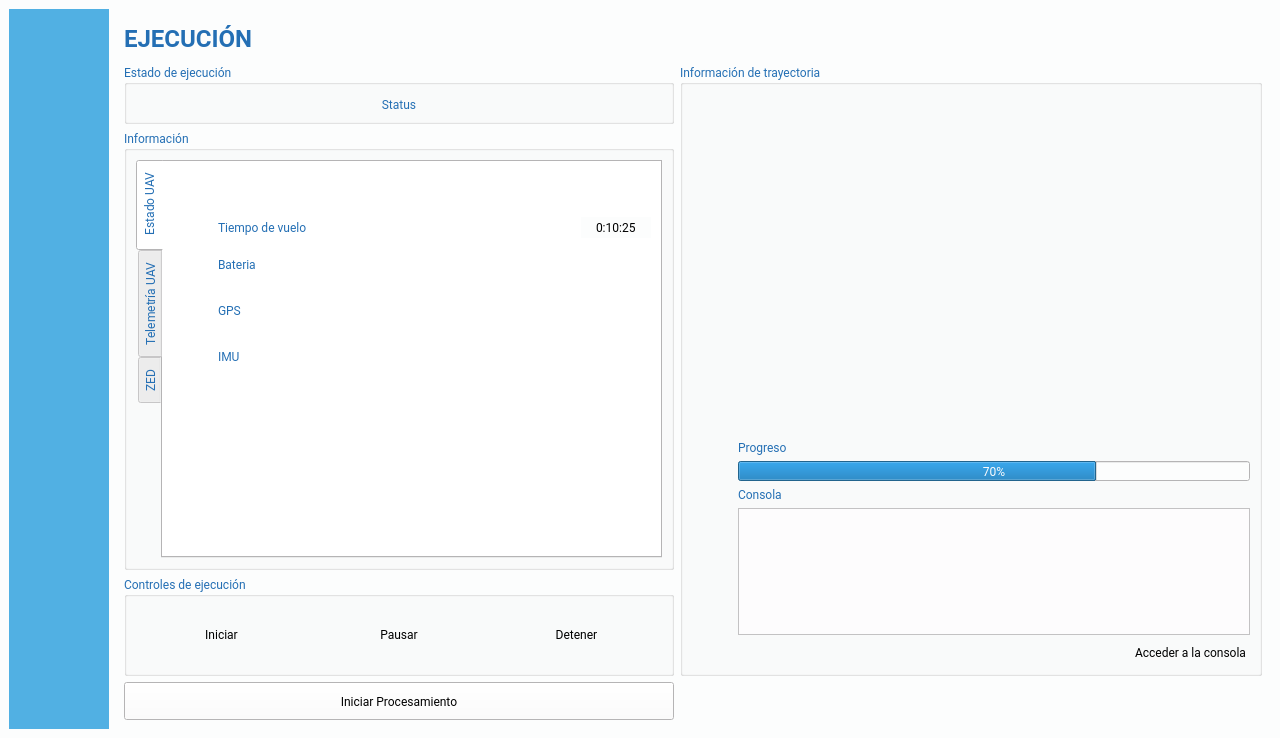
This is GUI_V1/diseño.ui in MateoBarrera/TG_DroneFacade as Qt 5 draws it before an edit. The edited form follows.
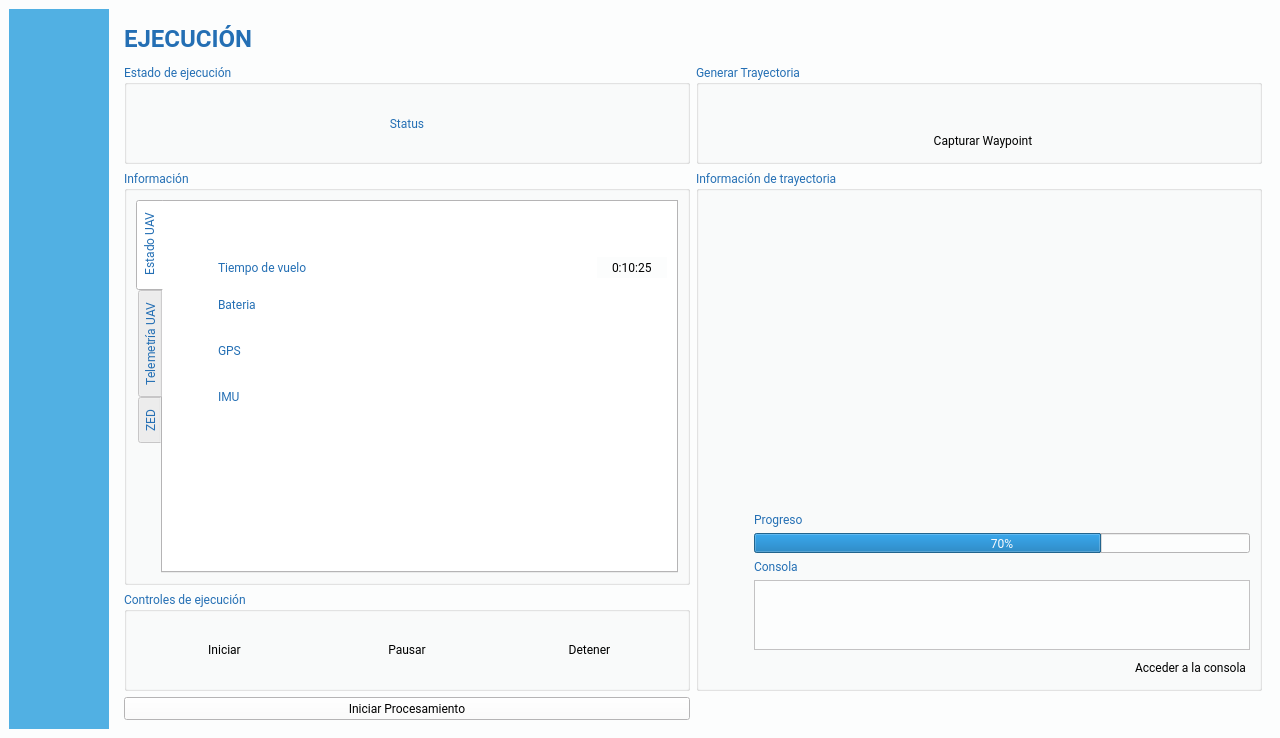
This is the edited form. The open tabs and pages were chosen to show the change. Icons and pictures are not drawn. Custom widgets are drawn as their Qt base class.

What changed in the file:
```diff
--- a/GUI_V1/diseño.ui
+++ b/GUI_V1/diseño.ui
@@ -3551,37 +3551,56 @@
         </widget>
         <widget class="QWidget" name="area1Page3">
          <layout class="QGridLayout" name="gridLayout_15">
-          <item row="0" column="0">
-           <widget class="QLabel" name="label_11">
-            <property name="minimumSize">
-             <size>
-              <width>0</width>
-              <height>40</height>
-             </size>
-            </property>
-            <property name="maximumSize">
-             <size>
-              <width>16777215</width>
-              <height>40</height>
-             </size>
-            </property>
-            <property name="font">
-             <font>
-              <pointsize>18</pointsize>
-              <weight>75</weight>
-              <italic>false</italic>
-              <bold>true</bold>
-             </font>
-            </property>
-            <property name="text">
-             <string>EJECUCIÓN</string>
-            </property>
-            <property name="alignment">
-             <set>Qt::AlignLeading|Qt::AlignLeft|Qt::AlignVCenter</set>
-            </property>
-           </widget>
+          <item row="6" column="1">
+           <layout class="QHBoxLayout" name="horizontalLayout_2">
+            <item>
+             <widget class="QLabel" name="label_10">
+              <property name="text">
+               <string/>
+              </property>
+             </widget>
+            </item>
+            <item>
+             <widget class="QLabel" name="label_17">
+              <property name="maximumSize">
+               <size>
+                <width>40</width>
+                <height>50</height>
+               </size>
+              </property>
+              <property name="text">
+               <string/>
+              </property>
+              <property name="pixmap">
+               <pixmap resource="imagenes.qrc">:/uv/Imagenes/Univalle.svg</pixmap>
+              </property>
+              <property name="scaledContents">
+               <bool>true</bool>
+              </property>
+             </widget>
+            </item>
+            <item>
+             <widget class="QLabel" name="label_2">
+              <property name="maximumSize">
+               <size>
+                <width>120</width>
+                <height>50</height>
+               </size>
+              </property>
+              <property name="text">
+               <string/>
+              </property>
+              <property name="pixmap">
+               <pixmap resource="imagenes.qrc">:/psi/Imagenes/PSI.svg</pixmap>
+              </property>
+              <property name="scaledContents">
+               <bool>true</bool>
+              </property>
+             </widget>
+            </item>
+           </layout>
           </item>
-          <item row="4" column="0" colspan="3">
+          <item row="5" column="0">
            <widget class="QGroupBox" name="groupBox_8">
             <property name="sizePolicy">
              <sizepolicy hsizetype="Expanding" vsizetype="Expanding">
@@ -3601,6 +3620,12 @@
             <layout class="QGridLayout" name="gridLayout_14">
              <item row="0" column="0">
               <widget class="QPushButton" name="ejectplayButton">
+               <property name="sizePolicy">
+                <sizepolicy hsizetype="Minimum" vsizetype="Maximum">
+                 <horstretch>0</horstretch>
+                 <verstretch>0</verstretch>
+                </sizepolicy>
+               </property>
                <property name="text">
                 <string>Iniciar</string>
                </property>
@@ -3621,6 +3646,12 @@
              </item>
              <item row="0" column="1">
               <widget class="QPushButton" name="ejectpausaButton">
+               <property name="sizePolicy">
+                <sizepolicy hsizetype="Minimum" vsizetype="Maximum">
+                 <horstretch>0</horstretch>
+                 <verstretch>0</verstretch>
+                </sizepolicy>
+               </property>
                <property name="text">
                 <string>Pausar</string>
                </property>
@@ -3641,6 +3672,12 @@
              </item>
              <item row="0" column="2">
               <widget class="QPushButton" name="ejectstopButton">
+               <property name="sizePolicy">
+                <sizepolicy hsizetype="Minimum" vsizetype="Maximum">
+                 <horstretch>0</horstretch>
+                 <verstretch>0</verstretch>
+                </sizepolicy>
+               </property>
                <property name="text">
                 <string>Detener</string>
                </property>
@@ -3662,7 +3699,37 @@
             </layout>
            </widget>
           </item>
-          <item row="2" column="0" rowspan="2" colspan="3">
+          <item row="0" column="0" colspan="2">
+           <widget class="QLabel" name="label_11">
+            <property name="minimumSize">
+             <size>
+              <width>0</width>
+              <height>40</height>
+             </size>
+            </property>
+            <property name="maximumSize">
+             <size>
+              <width>16777215</width>
+              <height>40</height>
+             </size>
+            </property>
+            <property name="font">
+             <font>
+              <pointsize>18</pointsize>
+              <weight>75</weight>
+              <italic>false</italic>
+              <bold>true</bold>
+             </font>
+            </property>
+            <property name="text">
+             <string>EJECUCIÓN</string>
+            </property>
+            <property name="alignment">
+             <set>Qt::AlignLeading|Qt::AlignLeft|Qt::AlignVCenter</set>
+            </property>
+           </widget>
+          </item>
+          <item row="3" column="0" rowspan="2">
            <widget class="QGroupBox" name="groupBox_10">
             <property name="sizePolicy">
              <sizepolicy hsizetype="Expanding" vsizetype="Expanding">
@@ -3974,7 +4041,7 @@
             </layout>
            </widget>
           </item>
-          <item row="5" column="0" colspan="3">
+          <item row="6" column="0">
            <widget class="QPushButton" name="procesamientoButton">
             <property name="maximumSize">
              <size>
@@ -3997,56 +4064,136 @@
             </property>
            </widget>
           </item>
-          <item row="5" column="4">
-           <layout class="QHBoxLayout" name="horizontalLayout_2">
-            <item>
-             <widget class="QLabel" name="label_10">
-              <property name="text">
-               <string/>
-              </property>
-             </widget>
-            </item>
-            <item>
-             <widget class="QLabel" name="label_17">
-              <property name="maximumSize">
-               <size>
-                <width>40</width>
-                <height>50</height>
-               </size>
-              </property>
-              <property name="text">
-               <string/>
-              </property>
-              <property name="pixmap">
-               <pixmap resource="imagenes.qrc">:/uv/Imagenes/Univalle.svg</pixmap>
-              </property>
-              <property name="scaledContents">
-               <bool>true</bool>
-              </property>
-             </widget>
-            </item>
-            <item>
-             <widget class="QLabel" name="label_2">
-              <property name="maximumSize">
-               <size>
-                <width>120</width>
-                <height>50</height>
-               </size>
-              </property>
-              <property name="text">
-               <string/>
-              </property>
-              <property name="pixmap">
-               <pixmap resource="imagenes.qrc">:/psi/Imagenes/PSI.svg</pixmap>
-              </property>
-              <property name="scaledContents">
-               <bool>true</bool>
-              </property>
-             </widget>
-            </item>
-           </layout>
+          <item row="2" column="0">
+           <widget class="QGroupBox" name="groupBox_4">
+            <property name="maximumSize">
+             <size>
+              <width>16777215</width>
+              <height>100</height>
+             </size>
+            </property>
+            <property name="title">
+             <string>Estado de ejecución</string>
+            </property>
+            <layout class="QGridLayout" name="gridLayout_17">
+             <item row="0" column="0">
+              <widget class="QLabel" name="ejectstatus">
+               <property name="minimumSize">
+                <size>
+                 <width>0</width>
+                 <height>20</height>
+                </size>
+               </property>
+               <property name="text">
+                <string>Status</string>
+               </property>
+               <property name="alignment">
+                <set>Qt::AlignCenter</set>
+               </property>
+              </widget>
+             </item>
+            </layout>
+           </widget>
           </item>
-          <item row="1" column="4" rowspan="4">
+          <item row="2" column="1">
+           <widget class="QGroupBox" name="groupBox_14">
+            <property name="sizePolicy">
+             <sizepolicy hsizetype="Fixed" vsizetype="Fixed">
+              <horstretch>0</horstretch>
+              <verstretch>0</verstretch>
+             </sizepolicy>
+            </property>
+            <property name="minimumSize">
+             <size>
+              <width>560</width>
+              <height>100</height>
+             </size>
+            </property>
+            <property name="maximumSize">
+             <size>
+              <width>1000</width>
+              <height>120</height>
+             </size>
+            </property>
+            <property name="title">
+             <string>Generar Trayectoria</string>
+            </property>
+            <layout class="QGridLayout" name="gridLayout_23">
+             <item row="0" column="0">
+              <widget class="QLabel" name="label_37">
+               <property name="minimumSize">
+                <size>
+                 <width>40</width>
+                 <height>40</height>
+                </size>
+               </property>
+               <property name="maximumSize">
+                <size>
+                 <width>40</width>
+                 <height>40</height>
+                </size>
+               </property>
+               <property name="text">
+                <string/>
+               </property>
+               <property name="pixmap">
+                <pixmap resource="imagenes.qrc">:/configuracion/Imagenes/PackIconos/configuracion/ic_map.png</pixmap>
+               </property>
+               <property name="scaledContents">
+                <bool>true</bool>
+               </property>
+              </widget>
+             </item>
+             <item row="1" column="3">
+              <widget class="QPushButton" name="ejectCapturarAyuda">
+               <property name="maximumSize">
+                <size>
+                 <width>32</width>
+                 <height>32</height>
+                </size>
+               </property>
+               <property name="text">
+                <string/>
+               </property>
+               <property name="icon">
+                <iconset resource="imagenes.qrc">
+                 <normaloff>:/incio/Imagenes/PackIconos/inicio/ic_help_outline_blue.png</normaloff>:/incio/Imagenes/PackIconos/inicio/ic_help_outline_blue.png</iconset>
+               </property>
+               <property name="iconSize">
+                <size>
+                 <width>24</width>
+                 <height>24</height>
+                </size>
+               </property>
+               <property name="flat">
+                <bool>true</bool>
+               </property>
+              </widget>
+             </item>
+             <item row="1" column="2">
+              <widget class="QPushButton" name="ejectCapturarWP">
+               <property name="text">
+                <string>Capturar Waypoint</string>
+               </property>
+               <property name="icon">
+                <iconset resource="imagenes.qrc">
+                 <normaloff>:/configuracion/Imagenes/PackIconos/configuracion/ic_edit_location.png</normaloff>:/configuracion/Imagenes/PackIconos/configuracion/ic_edit_location.png</iconset>
+               </property>
+               <property name="iconSize">
+                <size>
+                 <width>24</width>
+                 <height>24</height>
+                </size>
+               </property>
+               <property name="flat">
+                <bool>true</bool>
+               </property>
+              </widget>
+             </item>
+            </layout>
+           </widget>
+          </item>
+          <item row="3" column="1" rowspan="3">
            <widget class="QGroupBox" name="groupBox_6">
             <property name="sizePolicy">
              <sizepolicy hsizetype="Expanding" vsizetype="Expanding">
@@ -4062,7 +4209,7 @@
             </property>
             <property name="maximumSize">
              <size>
-              <width>860</width>
+              <width>1000</width>
               <height>16777215</height>
              </size>
             </property>
@@ -4070,6 +4217,13 @@
              <string>Información de trayectoria</string>
             </property>
             <layout class="QGridLayout" name="gridLayout_12">
+             <item row="8" column="1" colspan="3">
+              <widget class="QLabel" name="label_14">
+               <property name="text">
+                <string>Consola</string>
+               </property>
+              </widget>
+             </item>
              <item row="10" column="1">
               <spacer name="horizontalSpacer_7">
                <property name="orientation">
@@ -4083,30 +4237,7 @@
                </property>
               </spacer>
              </item>
-             <item row="9" column="1" colspan="4">
-              <widget class="QScrollArea" name="ejectconsola">
-               <property name="maximumSize">
-                <size>
-                 <width>16777215</width>
-                 <height>200</height>
-                </size>
-               </property>
-               <property name="widgetResizable">
-                <bool>true</bool>
-               </property>
-               <widget class="QWidget" name="scrollAreaWidgetContents_2">
-                <property name="geometry">
-                 <rect>
-                  <x>0</x>
-                  <y>0</y>
-                  <width>508</width>
-                  <height>81</height>
-                 </rect>
-                </property>
-               </widget>
-              </widget>
-             </item>
-             <item row="10" column="2" colspan="3">
+             <item row="10" column="2" colspan="2">
               <widget class="QPushButton" name="pushButton_2">
                <property name="maximumSize">
                 <size>
@@ -4128,32 +4259,7 @@
                </property>
               </widget>
              </item>
-             <item row="0" column="0">
-              <widget class="QLabel" name="label_9">
-               <property name="minimumSize">
-                <size>
-                 <width>40</width>
-                 <height>40</height>
-                </size>
-               </property>
-               <property name="maximumSize">
-                <size>
-                 <width>40</width>
-                 <height>40</height>
-                </size>
-               </property>
-               <property name="text">
-                <string/>
-               </property>
-               <property name="pixmap">
-                <pixmap resource="imagenes.qrc">:/ejecucion/Imagenes/PackIconos/ejecucion/ic_timeline.png</pixmap>
-               </property>
-               <property name="scaledContents">
-                <bool>true</bool>
-               </property>
-              </widget>
-             </item>
-             <item row="0" column="1" rowspan="2" colspan="4">
+             <item row="0" column="1" rowspan="2" colspan="3">
               <widget class="MplWidget" name="ejecttrayectoriaPlot" native="true">
                <property name="minimumSize">
                 <size>
@@ -4166,7 +4272,7 @@
                </property>
               </widget>
              </item>
-             <item row="7" column="1" colspan="4">
+             <item row="7" column="1" colspan="3">
               <widget class="QProgressBar" name="ejectprogressBar">
                <property name="maximumSize">
                 <size>
@@ -4185,51 +4291,41 @@
                </property>
               </widget>
              </item>
-             <item row="6" column="1" colspan="4">
+             <item row="6" column="1" colspan="3">
               <widget class="QLabel" name="label_5">
                <property name="text">
                 <string>Progreso </string>
                </property>
               </widget>
              </item>
-             <item row="8" column="1" colspan="4">
-              <widget class="QLabel" name="label_14">
-               <property name="text">
-                <string>Consola</string>
-               </property>
-              </widget>
-             </item>
-            </layout>
-           </widget>
-          </item>
-          <item row="1" column="0" colspan="3">
-           <widget class="QGroupBox" name="groupBox_4">
-            <property name="maximumSize">
-             <size>
-              <width>16777215</width>
-              <height>60</height>
-             </size>
-            </property>
-            <property name="title">
-             <string>Estado de ejecución</string>
-            </property>
-            <layout class="QGridLayout" name="gridLayout_17">
              <item row="0" column="0">
-              <widget class="QLabel" name="ejectstatus">
+              <widget class="QLabel" name="label_9">
                <property name="minimumSize">
                 <size>
-                 <width>0</width>
-                 <height>20</height>
+                 <width>40</width>
+                 <height>40</height>
+                </size>
+               </property>
+               <property name="maximumSize">
+                <size>
+                 <width>40</width>
+                 <height>40</height>
                 </size>
                </property>
                <property name="text">
-                <string>Status</string>
+                <string/>
                </property>
-               <property name="alignment">
-                <set>Qt::AlignCenter</set>
+               <property name="pixmap">
+                <pixmap resource="imagenes.qrc">:/ejecucion/Imagenes/PackIconos/ejecucion/ic_timeline.png</pixmap>
+               </property>
+               <property name="scaledContents">
+                <bool>true</bool>
                </property>
               </widget>
              </item>
+             <item row="9" column="1" colspan="3">
+              <widget class="QTextBrowser" name="ejectConsola"/>
+             </item>
             </layout>
            </widget>
           </item>
```
Left out of the diff: 171 changed lines with no effect on the pictures.
